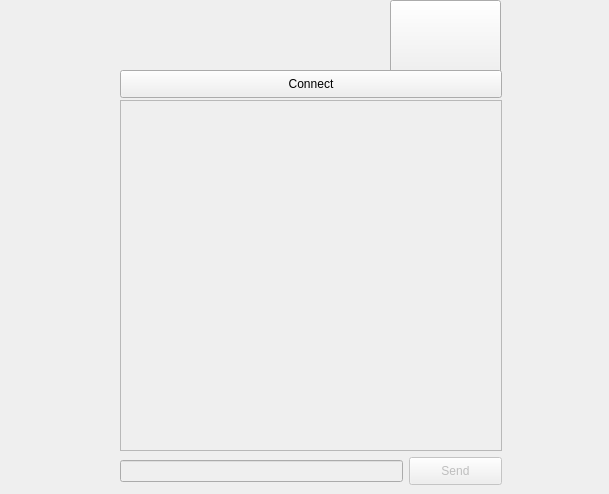
Above: mychat_employe.ui from hindkh21/Smart_Coworking_Space_2A30 before the change. Below: the same form after it.
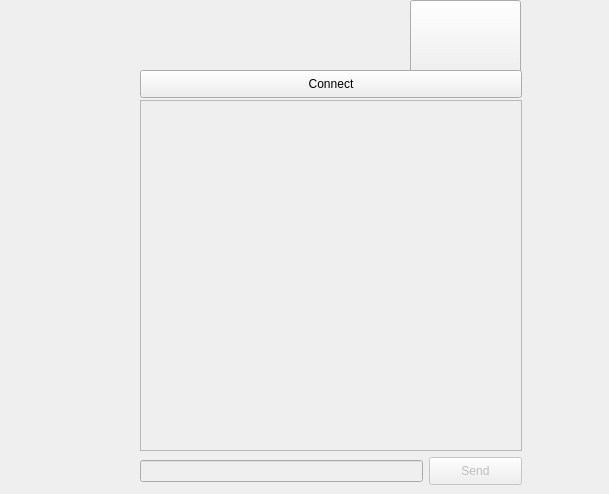
That is the form after the change. Icons and pictures are not drawn.

```diff
--- a/mychat_employe.ui
+++ b/mychat_employe.ui
@@ -19,7 +19,7 @@
    </property>
    <property name="geometry">
     <rect>
-     <x>120</x>
+     <x>140</x>
      <y>100</y>
      <width>382</width>
      <height>351</height>
@@ -35,7 +35,7 @@
    </property>
    <property name="geometry">
     <rect>
-     <x>409</x>
+     <x>429</x>
      <y>457</y>
      <width>93</width>
      <height>28</height>
@@ -54,7 +54,7 @@
    </property>
    <property name="geometry">
     <rect>
-     <x>120</x>
+     <x>140</x>
      <y>460</y>
      <width>283</width>
      <height>22</height>
@@ -64,7 +64,7 @@
   <widget class="QPushButton" name="pushButton">
    <property name="geometry">
     <rect>
-     <x>390</x>
+     <x>410</x>
      <y>0</y>
      <width>111</width>
      <height>81</height>
@@ -87,7 +87,7 @@
   <widget class="QPushButton" name="connectButton">
    <property name="geometry">
     <rect>
-     <x>120</x>
+     <x>140</x>
      <y>70</y>
      <width>382</width>
      <height>28</height>
```
Left out of the diff: 6 changed lines with no effect on the pictures.
